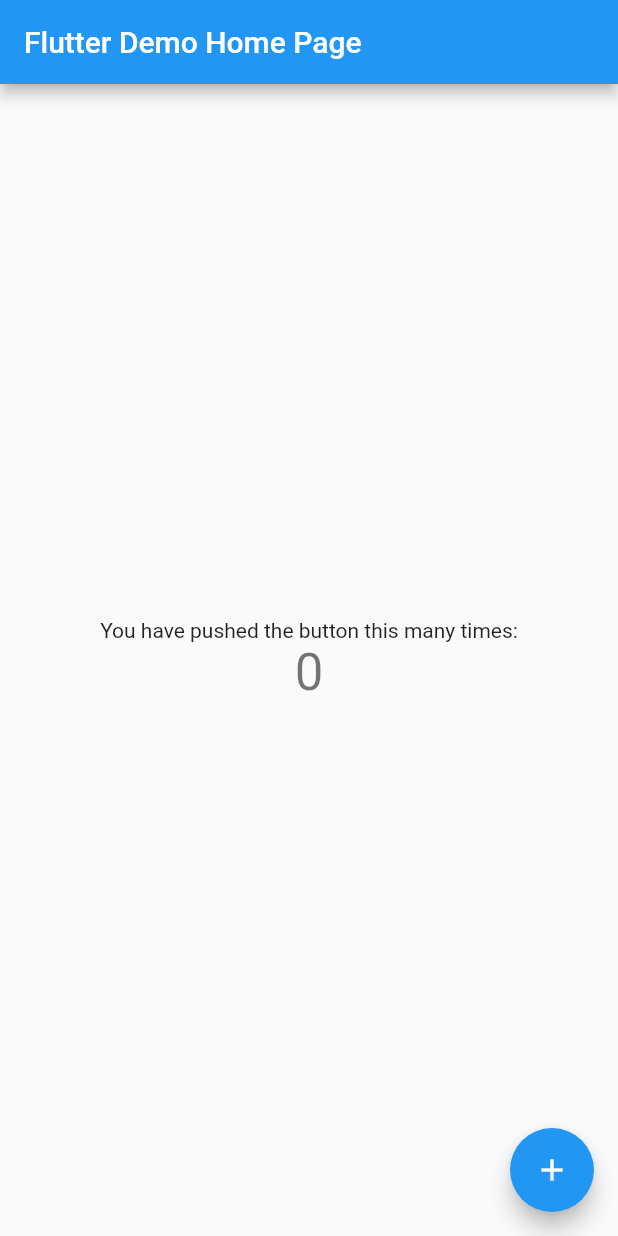
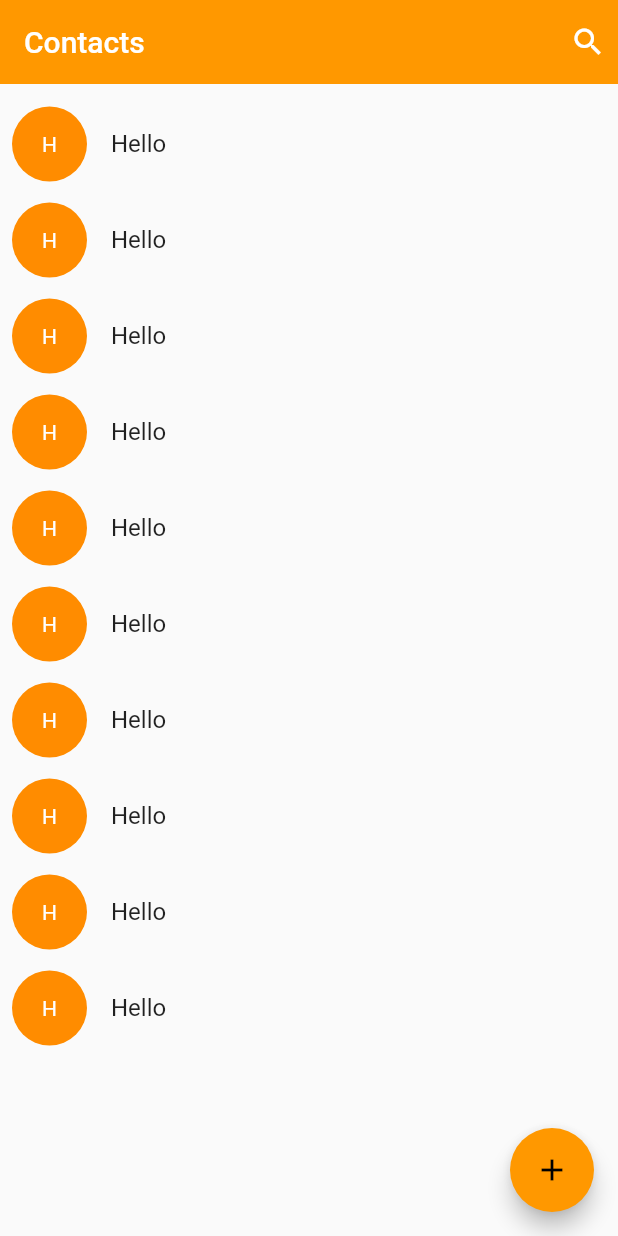
Before and after one commit to hakimzuldev/trinity-w, a Flutter app: the screen it shows after launch, on a phone screen of 412 x 824 dp. Run offline on Flutter 3.47's test engine with Material 2 defaults, Android fonts, the phone set to English and light mode, and no system bars.

Commit message:
Updated project structure and user interface for views

```diff
--- /dev/null
+++ b/lib/helper/constants.dart
@@ -0,0 +1,3 @@
+class AppConst {
+  static const String appName = 'Trinity W';
+}
--- /dev/null
+++ b/lib/helper/design.dart
@@ -0,0 +1,6 @@
+import 'package:flutter/material.dart';
+
+class AppDesign {
+  static const Color primaryColor = Color(0xFFFF8C00);
+  static const MaterialColor primarySwatch = Colors.orange;
+}
--- a/lib/main.dart
+++ b/lib/main.dart
@@ -1,4 +1,6 @@
 import 'package:flutter/material.dart';
+import 'package:trinity_w/helper/design.dart';
+import 'package:trinity_w/view/contacts.dart';
 
 void main() {
   runApp(const MyApp());
@@ -11,105 +13,13 @@ class MyApp extends StatelessWidget {
   @override
   Widget build(BuildContext context) {
     return MaterialApp(
-      title: 'Flutter Demo',
+      title: 'Trinity W',
       theme: ThemeData(
-        // This is the theme of your application.
-        //
-        // Try running your application with "flutter run". You'll see the
-        // application has a blue toolbar. Then, without quitting the app, try
-        // changing the primarySwatch below to Colors.green and then invoke
-        // "hot reload" (press "r" in the console where you ran "flutter run",
-        // or simply save your changes to "hot reload" in a Flutter IDE).
-        // Notice that the counter didn't reset back to zero; the application
-        // is not restarted.
-        primarySwatch: Colors.blue,
+        primarySwatch: AppDesign.primarySwatch,
       ),
-      home: const MyHomePage(title: 'Flutter Demo Home Page'),
+      debugShowCheckedModeBanner: false,
+      home: const ShowContacts(),
+      // home: const EditContacts(),
     );
   }
 }
-
-class MyHomePage extends StatefulWidget {
-  const MyHomePage({super.key, required this.title});
-
-  // This widget is the home page of your application. It is stateful, meaning
-  // that it has a State object (defined below) that contains fields that affect
-  // how it looks.
-
-  // This class is the configuration for the state. It holds the values (in this
-  // case the title) provided by the parent (in this case the App widget) and
-  // used by the build method of the State. Fields in a Widget subclass are
-  // always marked "final".
-
-  final String title;
-
-  @override
-  State<MyHomePage> createState() => _MyHomePageState();
-}
-
-class _MyHomePageState extends State<MyHomePage> {
-  int _counter = 0;
-
-  void _incrementCounter() {
-    setState(() {
-      // This call to setState tells the Flutter framework that something has
-      // changed in this State, which causes it to rerun the build method below
-      // so that the display can reflect the updated values. If we changed
-      // _counter without calling setState(), then the build method would not be
-      // called again, and so nothing would appear to happen.
-      _counter++;
-    });
-  }
-
-  @override
-  Widget build(BuildContext context) {
-    // This method is rerun every time setState is called, for instance as done
-    // by the _incrementCounter method above.
-    //
-    // The Flutter framework has been optimized to make rerunning build methods
-    // fast, so that you can just rebuild anything that needs updating rather
-    // than having to individually change instances of widgets.
-    return Scaffold(
-      appBar: AppBar(
-        // Here we take the value from the MyHomePage object that was created by
-        // the App.build method, and use it to set our appbar title.
-        title: Text(widget.title),
-      ),
-      body: Center(
-        // Center is a layout widget. It takes a single child and positions it
-        // in the middle of the parent.
-        child: Column(
-          // Column is also a layout widget. It takes a list of children and
-          // arranges them vertically. By default, it sizes itself to fit its
-          // children horizontally, and tries to be as tall as its parent.
-          //
-          // Invoke "debug painting" (press "p" in the console, choose the
-          // "Toggle Debug Paint" action from the Flutter Inspector in Android
-          // Studio, or the "Toggle Debug Paint" command in Visual Studio Code)
-          // to see the wireframe for each widget.
-          //
-          // Column has various properties to control how it sizes itself and
-          // how it positions its children. Here we use mainAxisAlignment to
-          // center the children vertically; the main axis here is the vertical
-          // axis because Columns are vertical (the cross axis would be
-          // horizontal).
-          mainAxisAlignment: MainAxisAlignment.center,
-          children: <Widget>[
-            const Text(
-              'You have pushed the button this many times:',
-            ),
-            Text(
-              '$_counter',
-              style: Theme.of(context).textTheme.headline4,
-            ),
-          ],
-        ),
-      ),
-      floatingActionButton: FloatingActionButton(
-        onPressed: _incrementCounter,
-        tooltip: 'Increment',
-        child: const Icon(Icons.add),
-      ), // This trailing comma makes auto-formatting nicer for build methods.
-    );
-  }
-}
--- /dev/null
+++ b/lib/view/contacts.dart
@@ -0,0 +1,68 @@
+import 'package:flutter/cupertino.dart';
+import 'package:flutter/material.dart';
+import 'package:trinity_w/helper/design.dart';
+import 'package:trinity_w/view/edit_contacts.dart';
+
+class ShowContacts extends StatelessWidget {
+  const ShowContacts({Key? key}) : super(key: key);
+
+  @override
+  Widget build(BuildContext context) {
+    return const ShowContactsView();
+  }
+}
+
+class ShowContactsView extends StatelessWidget {
+  const ShowContactsView({Key? key}) : super(key: key);
+
+  @override
+  Widget build(BuildContext context) {
+    return Scaffold(
+      appBar: AppBar(
+        title: const Text('Contacts', style: TextStyle(color: Colors.white)),
+        elevation: 0,
+        actions: [
+          Padding(
+            padding: const EdgeInsets.all(8.0),
+            child: GestureDetector(
+              onTap: () {},
+              onLongPress: () {},
+              child: const Icon(Icons.search, color: Colors.white)
+            ),
+          )
+        ],
+      ),
+      floatingActionButton: FloatingActionButton(
+        onPressed: () {  },
+        tooltip: 'Search',
+        child: const Icon(Icons.add),
+      ),
+      body: Padding(
+        padding: const EdgeInsets.all(8),
+        child: ListView.builder(
+          itemCount: 10,
+          itemBuilder: (context, index) {
+            return GestureDetector(
+              onTap: () => Navigator.push(
+                context, CupertinoPageRoute(builder: (context) => const EditContacts())
+              ),
+              child: ListTile(
+                leading: Container(
+                  height: 50,
+                  width: 50,
+                  decoration: BoxDecoration(
+                    borderRadius: BorderRadius.circular(100),
+                    color: AppDesign.primaryColor
+                  ),
+                  child: const Center(child: Text('H', style: TextStyle(color: Colors.white))),
+                ),
+                title: const Text('Hello'),
+                contentPadding: const EdgeInsets.symmetric(vertical: 4)
+              ),
+            );
+          }
+        ),
+      )
+    );
+  }
+}
```
Also changed, not shown: assets/data.json (added, +136 -0 lines), lib/view/edit_contacts.dart (added, +153 -0 lines), lib/widget/logger.dart (added, +7 -0 lines), pubspec.yaml (+6 -2 lines), lib/controller/contacts_controller.dart (added), lib/model/contacts_model.dart (added), lib/repo/contacts_repo.dart (added), pubspec.lock.
